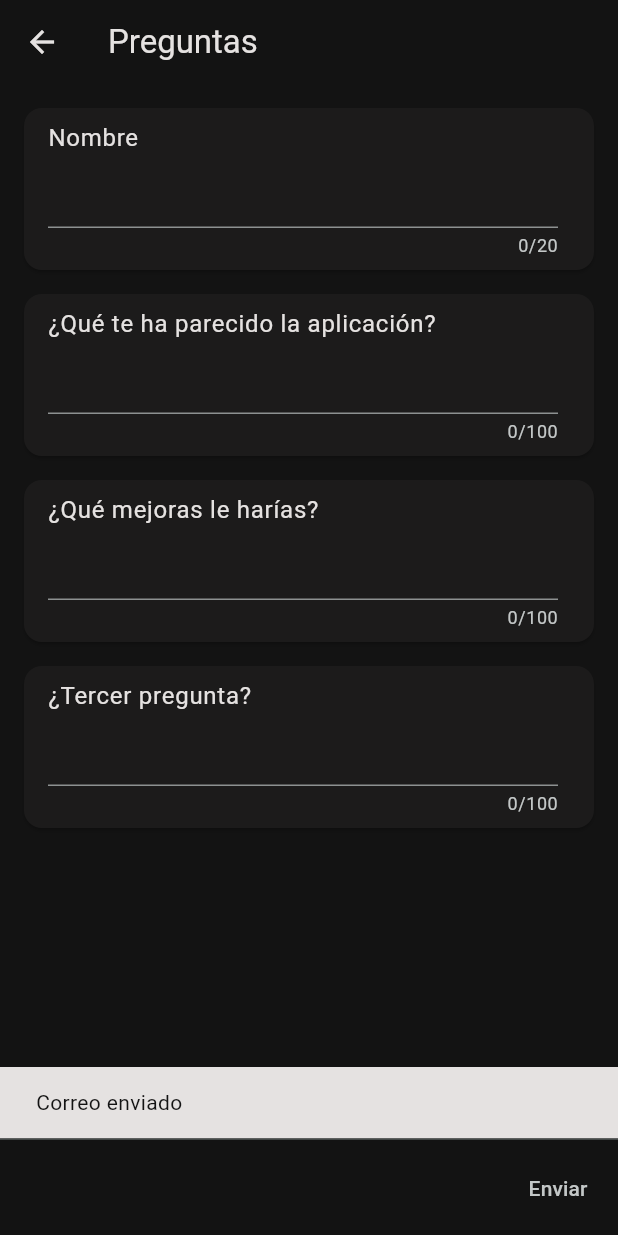
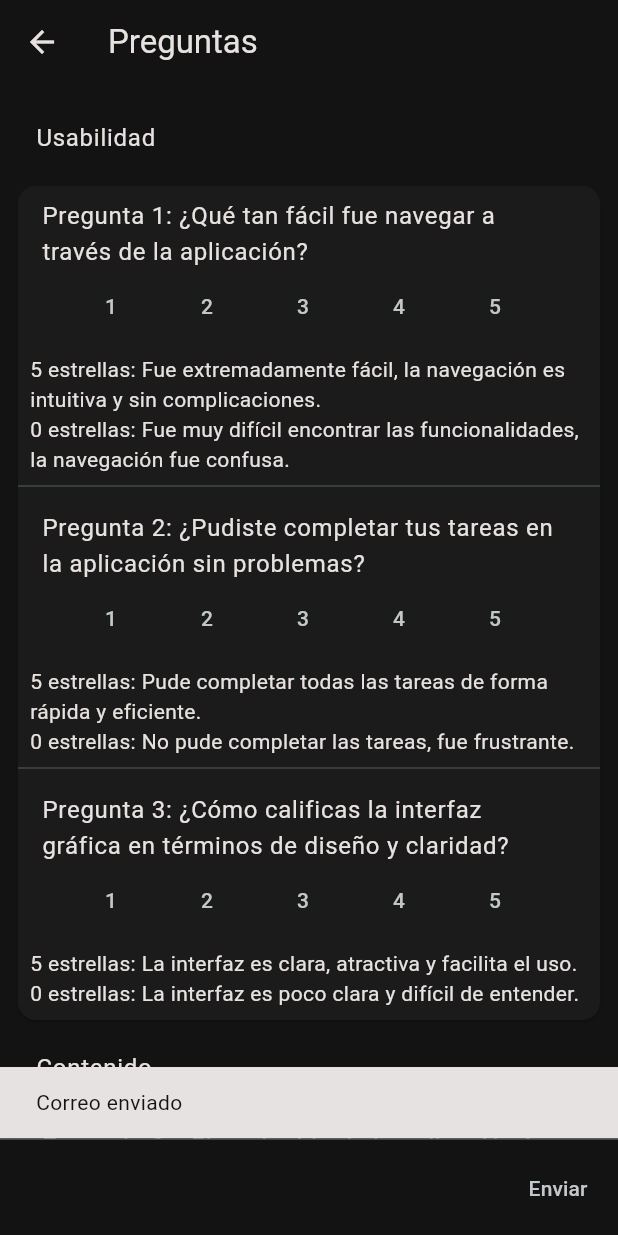
Before and after one commit to etoPok/remoteAdminApp, a Flutter app: the _QuestionPage screen opened directly, after a tap on "Enviar", on a phone screen of 412 x 824 dp. Run offline on Flutter 3.47's test engine with Material 3 defaults, Android fonts, the phone set to English and light mode, and no system bars; our stand-ins replace google_fonts; missing offline and left inert: flutter_email_sender; Roboto replaces fonts that are missing (Abel).

Commit message:
fix: modify About screen with new JSON

```diff
--- a/assets/data/questions.json
+++ b/assets/data/questions.json
@@ -1,26 +1,71 @@
-[
 {
-        "id": 4,
-        "pregunta": "Nombre",
-        "respuesta": "",
-        "len": 20
-    },
+    "Usabilidad": [
         {
             "id": 1,
-        "pregunta": "¿Qué te ha parecido la aplicación?",
-        "respuesta": "",
-        "len": 100
+            "titulo": "Pregunta 1: ¿Qué tan fácil fue navegar a través de la aplicación?",
+            "valor": 0,
+            "min": "0 estrellas: Fue muy difícil encontrar las funcionalidades, la navegación fue confusa.",
+            "max": "5 estrellas: Fue extremadamente fácil, la navegación es intuitiva y sin complicaciones."
         },
         {
             "id": 2,
-        "pregunta": "¿Qué mejoras le harías?",
-        "respuesta": "",
-        "len": 100
+            "titulo": "Pregunta 2: ¿Pudiste completar tus tareas en la aplicación sin problemas?",
+            "valor": 0,
+            "min": "0 estrellas: No pude completar las tareas, fue frustrante.",
+            "max": "5 estrellas: Pude completar todas las tareas de forma rápida y eficiente."
         },
         {
             "id": 3,
-        "pregunta": "¿Tercer pregunta?",
-        "respuesta": "",
-        "len": 100
+            "titulo": "Pregunta 3: ¿Cómo calificas la interfaz gráfica en términos de diseño y claridad?",
+            "valor": 0,
+            "min": "0 estrellas: La interfaz es poco clara y difícil de entender.",
+            "max": "5 estrellas: La interfaz es clara, atractiva y facilita el uso."
+        }
+    ],
+    "Contenido": [
+        {
+            "id": 4,
+            "titulo": "Pregunta 1: ¿El contenido de la aplicación fue útil para ti?",
+            "valor": 0,
+            "min": "0 estrellas: El contenido no fue relevante ni útil.",
+            "max": "5 estrellas: El contenido fue muy útil y relevante para mis necesidades."
+        },
+        {
+            "id": 5,
+            "titulo": "Pregunta 2: ¿Qué tan bien el contenido de la aplicación se adapta a tus expectativas?",
+            "valor": 0,
+            "min": "0 estrellas: El contenido no cumplió con mis expectativas.",
+            "max": "5 estrellas: El contenido superó completamente mis expectativas."
+        },
+        {
+            "id": 6,
+            "titulo": "Pregunta 3: ¿El contenido de la aplicación está presentado de manera clara y comprensible?",
+            "valor": 0,
+            "min": "0 estrellas: El contenido está mal estructurado o es confuso.",
+            "max": "5 estrellas: El contenido está muy bien presentado y es fácil de comprender."
+        }
+    ],
+    "Compartir": [
+        {
+            "id": 7,
+            "titulo": "Pregunta 1: ¿Qué tan probable es que recomiendes esta aplicación a un amigo?",
+            "valor": 0,
+            "min": "0 estrellas: No la recomendaría en absoluto.",
+            "max": "5 estrellas: Definitivamente la recomendaría."
+        },
+        {
+            "id": 8,
+            "titulo": "Pregunta 2: ¿Cómo te sentirías al compartir esta aplicación con alguien más?",
+            "valor": 0,
+            "min": "0 estrellas: No me sentiría cómodo compartiéndola.",
+            "max": "5 estrellas: Me sentiría muy cómodo compartiéndola."
+        },
+        {
+            "id": 9,
+            "titulo": "Pregunta 3: ¿Crees que esta aplicación podría ser útil para personas cercanas a ti?",
+            "valor": 0,
+            "min": "0 estrellas: No creo que sea útil para otras personas.",
+            "max": "5 estrellas: Estoy seguro de que sería muy útil para personas cercanas."
         }
     ]
+}
--- a/lib/pages/about.dart
+++ b/lib/pages/about.dart
@@ -48,8 +48,8 @@ class _QuestionPage extends StatefulWidget {
 }
 
 class _QuestionPageState extends State<_QuestionPage> {
-  final List<dynamic> _questions = [];
-  final Map<int, TextEditingController> _controllers = {};
+  final Map<String, dynamic> _questions = {};
+  final List<String> _questionEntries = [];
 
   @override
   void initState() {
@@ -59,34 +59,29 @@ class _QuestionPageState extends State<_QuestionPage> {
 
   @override
   void dispose() {
-    for (var controller in _controllers.values) { controller.dispose(); }
     super.dispose();
   }
 
   Future<void> _loadQuestions() async {
     String content = await rootBundle.loadString("assets/data/questions.json");
+    Map<String, dynamic> data = jsonDecode(content);
+
     setState(() {
-      _questions.addAll(jsonDecode(content));
-
-      // Controladores para TextField
-      for (var q in _questions) {
-        _controllers[q["id"]] = TextEditingController();
-      }
+      _questions.addAll(data);
+      for (var entry in _questions.entries) { _questionEntries.add(entry.key); }
     });
   }
 
-  void _saveAnswers() {
-    for (var question in _questions) {
-      // proporcionar valor por defecto si no hay controlador
-      question["respuesta"] = _controllers[question["id"]]?.text ?? "";
-    }
-  }
-
   String _getStringAnswers() {
-    final buffer = StringBuffer();
-    for (int i=0; i < _questions.length; i++) {
-      buffer.writeln("${(i+1)}. ${_questions[i]["pregunta"]}");
-      buffer.writeln(_questions[i]["respuesta"]);
+    StringBuffer buffer = StringBuffer();
+    int i = 1;
+    for (var entry in _questionEntries) {
+      buffer.writeln(entry);
+      for (var q in _questions[entry]) {
+        buffer.writeln("$i. ${q["titulo"]}");
+        buffer.writeln(q["valor"]);
+        i++;
+      }
       buffer.writeln();
     }
 
@@ -96,12 +91,11 @@ class _QuestionPageState extends State<_QuestionPage> {
   Future<void> _send() async {
     if (_questions.isEmpty) return;
 
-    _saveAnswers();
     final answers = _getStringAnswers();
 
     final Email email = Email(
       body: answers,
-      subject: "Respuestas de ${_questions[0]["respuesta"]}",
+      subject: "Retroalimentación",
       recipients: ["declivtosira@gmail.com"],
       attachmentPaths: [],
       isHTML: false
@@ -125,6 +119,17 @@ class _QuestionPageState extends State<_QuestionPage> {
     );
   }
 
+  TextButton _circleButtonWithAction(String child, bool selected, void Function() action) {
+    return TextButton(
+      style: TextButton.styleFrom(
+        shape: CircleBorder(),
+        backgroundColor: selected ? Colors.blueGrey.shade900 : Colors.transparent
+      ),
+      onPressed: () { action(); },
+      child: Text(child)
+    );
+  }
+
   @override
   Widget build(BuildContext context) {
     return Scaffold(
@@ -134,21 +139,68 @@ class _QuestionPageState extends State<_QuestionPage> {
 
       body: ListView.builder(
         padding: EdgeInsets.all(8),
-        itemCount: _questions.length,
+        itemCount: _questionEntries.length,
         itemBuilder: (_, val) {
-          final id = _questions[val]["id"];
-          final question = _questions[val]["pregunta"];
-          final len = _questions[val]["len"];
+          final List<Widget> widgetsForCard = [];
 
-          return Card(
-            margin: EdgeInsets.all(8),
-            child: ListTile(
-              title: Text(question),
-              subtitle: TextField(
-                controller: _controllers[id],
-                maxLength: len,
+          for (var q in _questions[_questionEntries[val]]) {
+            widgetsForCard.add(
+              ListTile(
+                title: Text(q["titulo"]),
+                subtitle: Row(
+                  mainAxisAlignment: MainAxisAlignment.center,
+                  children: <Widget>[
+                    _circleButtonWithAction("1", q["valor"] == 1, () {
+                      q["valor"] = 1;
+                      setState(() {});
+                    }),
+                    _circleButtonWithAction("2", q["valor"] == 2, () {
+                      q["valor"] = 2;
+                      setState(() {});
+                    }),
+                    _circleButtonWithAction("3", q["valor"] == 3, () {
+                      q["valor"] = 3;
+                      setState(() {});
+                    }),
+                    _circleButtonWithAction("4", q["valor"] == 4, () {
+                      q["valor"] = 4;
+                      setState(() {});
+                    }),
+                    _circleButtonWithAction("5", q["valor"] == 5, () {
+                      q["valor"] = 5;
+                      setState(() {});
+                    })
+                  ]
+                )
               )
-            )
+            );
+            widgetsForCard.add(Align(
+              alignment: Alignment.centerLeft,
+              child: Padding(
+                padding: EdgeInsets.symmetric(horizontal: 8),
+                child: Text(q["max"])
+              )
+            ));
+            widgetsForCard.add(Align(
+              alignment: Alignment.centerLeft,
+              child: Padding(
+                padding: EdgeInsets.symmetric(horizontal: 8),
+                child: Text(q["min"])
+              )
+            ));
+            widgetsForCard.add(
+              _questions[_questionEntries[val]].last["id"] == q["id"] ?
+                SizedBox(height: 8) : Divider()
+            );
+          }
+
+          return Column(
+            children: <Widget>[
+              ListTile(title: Text(_questionEntries[val])),
+              Card(
+                child: Column(children: widgetsForCard)
+              )
+            ]
           );
         }
       ),
```
Lines whose indentation alone changed are shown as unchanged.
